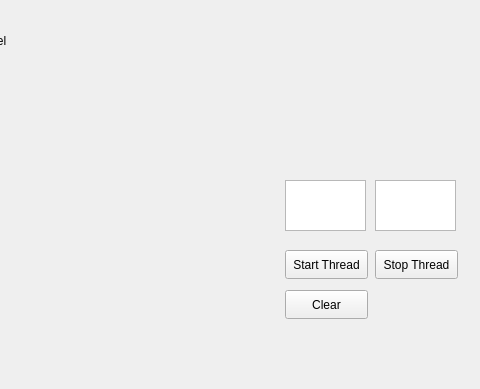
Old version of the form mainwindow.ui in the repository Tsytsarovar/RSTime; both pictures show x 315 to 795 and y 0 to 389 of the 795 by 575 pixel window.
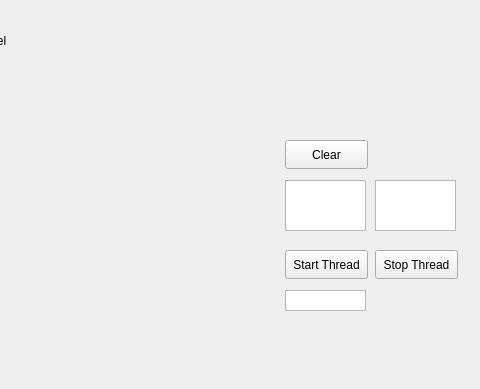
New version of the form. Custom widgets are drawn as their Qt base class.

Patch:
```diff
--- a/mainwindow.ui
+++ b/mainwindow.ui
@@ -86,7 +86,7 @@
     <property name="geometry">
      <rect>
       <x>600</x>
-      <y>290</y>
+      <y>140</y>
       <width>83</width>
       <height>29</height>
      </rect>
@@ -131,6 +131,22 @@
      </rect>
     </property>
    </widget>
+   <widget class="QTextEdit" name="textEdit_4">
+    <property name="geometry">
+     <rect>
+      <x>600</x>
+      <y>290</y>
+      <width>81</width>
+      <height>21</height>
+     </rect>
+    </property>
+    <property name="verticalScrollBarPolicy">
+     <enum>Qt::ScrollBarAlwaysOff</enum>
+    </property>
+    <property name="readOnly">
+     <bool>false</bool>
+    </property>
+   </widget>
   </widget>
   <widget class="QMenuBar" name="menubar">
    <property name="geometry">
```
